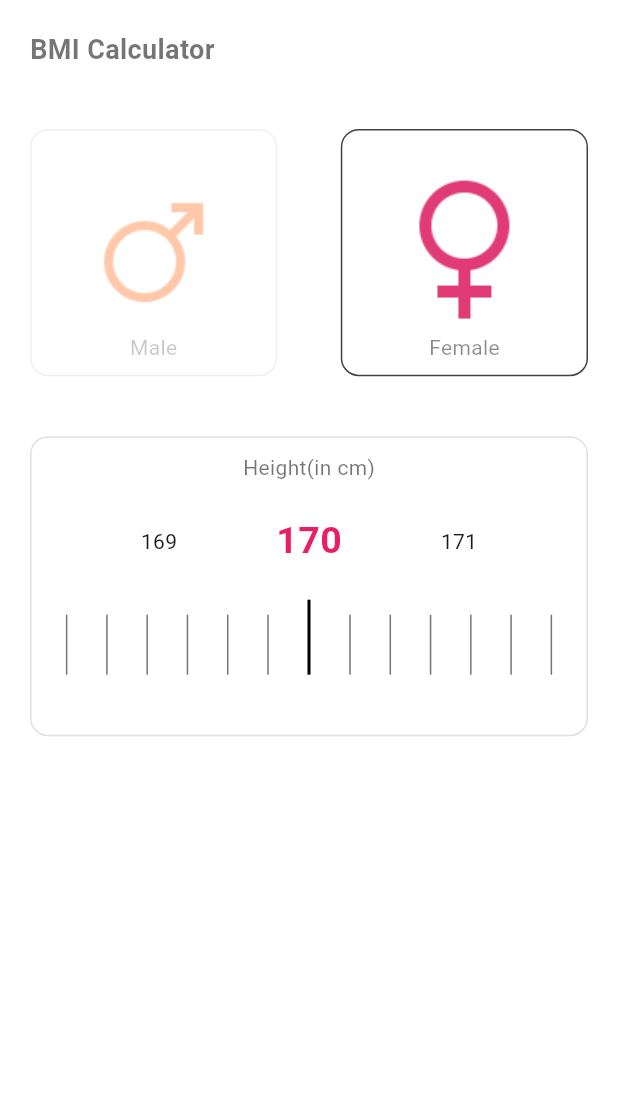
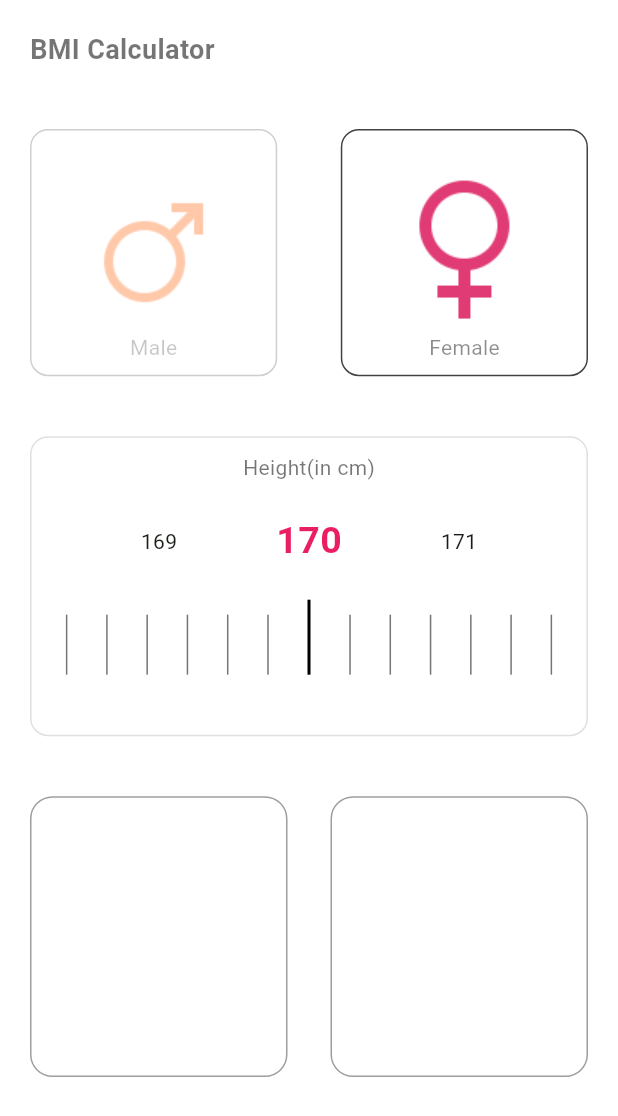
Before and after one commit to mahdadi78/BMI-project, a Flutter app: the screen it shows after launch, on a phone screen of 412 x 824 dp. Shown: the top 1116 px of the screen. Run offline on Flutter 3.47's test engine with Material 3 defaults, Android fonts, the phone set to English and light mode, and no system bars; drawn by our look-alikes of numberpicker.

Commit message:
stable position

```diff
--- /dev/null
+++ b/lib/age_getter.dart
@@ -0,0 +1,19 @@
+import 'package:bmi_flutter_project/constans.dart';
+import 'package:flutter/material.dart';
+
+class AgeGetter extends StatelessWidget {
+  const AgeGetter({
+    super.key,
+  });
+
+  @override
+  Widget build(BuildContext context) {
+    return Container(
+      width: MediaQuery.of(context).size.width / 2.4,
+      height: MediaQuery.of(context).size.width / 2.2,
+      decoration: BoxDecoration(
+          borderRadius: BorderRadius.circular(15),
+          border: Border.all(color: borderColor)),
+    );
+  }
+}
--- /dev/null
+++ b/lib/const_paint.dart
@@ -0,0 +1,42 @@
+import 'package:flutter/material.dart';
+
+Container linePaint() {
+  return Container(
+    margin: const EdgeInsets.only(left: 10, right: 10, bottom: 30),
+    child: Row(
+      crossAxisAlignment: CrossAxisAlignment.end,
+      mainAxisAlignment: MainAxisAlignment.spaceAround,
+      children: [
+        shortestLine(),
+        shortestLine(),
+        shortestLine(),
+        shortestLine(),
+        shortestLine(),
+        shortestLine(),
+        Container(
+          width: 2,
+          height: 50,
+          decoration: const BoxDecoration(
+            color: Colors.black,
+          ),
+        ),
+        shortestLine(),
+        shortestLine(),
+        shortestLine(),
+        shortestLine(),
+        shortestLine(),
+        shortestLine(),
+      ],
+    ),
+  );
+}
+
+Container shortestLine() {
+  return Container(
+    width: 1,
+    height: 40,
+    decoration: const BoxDecoration(
+      color: Colors.black54,
+    ),
+  );
+}
--- a/lib/constans.dart
+++ b/lib/constans.dart
@@ -2,6 +2,7 @@ import 'package:flutter/material.dart';
 
 Color femaleColor = Colors.pink;
 Color maleColor = Colors.orange;
+Color borderColor = Colors.black38;
 double activeOpacity = 1.0;
 double unActiveOpacity = 0.5;
 
--- a/lib/female_button.dart
+++ b/lib/female_button.dart
@@ -21,9 +21,7 @@ class FemaleButton extends StatelessWidget {
                 image: AssetImage('assets/icons/female.png')),
             borderRadius: BorderRadius.circular(12),
             border: Border.all(
-                color: maleIsSelected
-                    ? Colors.grey.shade300
-                    : Colors.grey.shade800)),
+                color: maleIsSelected ? borderColor : Colors.grey.shade800)),
         child: const Padding(
           padding: EdgeInsets.only(bottom: 8),
           child: Text(
--- a/lib/landing_page.dart
+++ b/lib/landing_page.dart
@@ -1,5 +1,8 @@
+import 'package:bmi_flutter_project/age_getter.dart';
 import 'package:bmi_flutter_project/female_button.dart';
 import 'package:bmi_flutter_project/male_button.dart';
+import 'package:bmi_flutter_project/const_paint.dart';
+import 'package:bmi_flutter_project/weight_getter.dart';
 import 'package:flutter/material.dart';
 import 'constans.dart';
 import 'package:numberpicker/numberpicker.dart';
@@ -25,95 +28,18 @@ class _LandingState extends State<Landing> {
             children: [
               _title(),
               _sexualButtons(),
-              _numberPickerBox(context),
+              numberPickerBox(context),
+              //kg and age   selector
+              const Padding(
+                padding: EdgeInsets.only(top: 40),
+                child: Row(
+                  mainAxisAlignment: MainAxisAlignment.spaceBetween,
+                  children: [WeightGetter(), AgeGetter()],
+                ),
+              )
             ],
           ),
         ));
-  }
-
-  Widget _numberPickerBox(BuildContext context) {
-    return Container(
-      width: double.maxFinite,
-      height: 200,
-      decoration: BoxDecoration(
-          borderRadius: BorderRadius.circular(12),
-          border: Border.all(color: Colors.grey.shade300)),
-      child: Padding(
-        padding: const EdgeInsets.symmetric(vertical: 10),
-        child: Column(
-            mainAxisAlignment: MainAxisAlignment.spaceBetween,
-            children: [
-              const Text(
-                'Height(in cm)',
-                style: TextStyle(color: Colors.black54),
-              ),
-
-              //number picker
-              numberPicker(),
-              linePaint()
-            ]),
-      ),
-    );
-  }
-
-  Container linePaint() {
-    return Container(
-      margin: EdgeInsets.only(left: 10, right: 10, bottom: 30),
-      child: Row(
-        crossAxisAlignment: CrossAxisAlignment.end,
-        mainAxisAlignment: MainAxisAlignment.spaceAround,
-        children: [
-          shortestLine(),
-          shortestLine(),
-          shortestLine(),
-          shortestLine(),
-          shortestLine(),
-          shortestLine(),
-          Container(
-            width: 2,
-            height: 50,
-            decoration: BoxDecoration(
-              color: Colors.black,
-            ),
-          ),
-          shortestLine(),
-          shortestLine(),
-          shortestLine(),
-          shortestLine(),
-          shortestLine(),
-          shortestLine(),
-        ],
-      ),
-    );
-  }
-
-  Container shortestLine() {
-    return Container(
-      width: 1,
-      height: 40,
-      decoration: BoxDecoration(
-        color: Colors.black54,
-      ),
-    );
-  }
-
-  Widget numberPicker() {
-    return Expanded(
-      child: NumberPicker(
-        itemCount: 3,
-        selectedTextStyle: TextStyle(
-            color: maleIsSelected ? maleColor : femaleColor,
-            fontSize: 25,
-            fontWeight: FontWeight.w700),
-        axis: Axis.horizontal,
-        value: myHeight,
-        minValue: 100,
-        maxValue: 220,
-        step: 1,
-        haptics: true,
-        onChanged: (value) => setState(() => myHeight = value),
-      ),
-    );
   }
 
   Padding _sexualButtons() {
@@ -152,4 +78,48 @@ class _LandingState extends State<Landing> {
           fontSize: 18, color: Colors.black54, fontWeight: FontWeight.w600),
     );
   }
+
+  Widget numberPickerBox(BuildContext context) {
+    return Container(
+      width: double.maxFinite,
+      height: 200,
+      decoration: BoxDecoration(
+          borderRadius: BorderRadius.circular(12),
+          border: Border.all(color: Colors.grey.shade300)),
+      child: Padding(
+        padding: const EdgeInsets.symmetric(vertical: 10),
+        child: Column(
+            mainAxisAlignment: MainAxisAlignment.spaceBetween,
+            children: [
+              const Text(
+                'Height(in cm)',
+                style: TextStyle(color: Colors.black54),
+              ),
+
+              //number picker
+              numberPicker(),
+              linePaint()
+            ]),
+      ),
+    );
+  }
+
+  Widget numberPicker() {
+    return Expanded(
+      child: NumberPicker(
+        itemCount: 3,
+        selectedTextStyle: TextStyle(
+            color: maleIsSelected ? maleColor : femaleColor,
+            fontSize: 25,
+            fontWeight: FontWeight.w700),
+        axis: Axis.horizontal,
+        value: myHeight,
+        minValue: 100,
+        maxValue: 220,
+        step: 1,
+        haptics: true,
+        onChanged: (value) => setState(() => myHeight = value),
+      ),
+    );
+  }
 }
--- a/lib/male_button.dart
+++ b/lib/male_button.dart
@@ -21,9 +21,7 @@ class MaleButton extends StatelessWidget {
                 image: AssetImage('assets/icons/male.png')),
             borderRadius: BorderRadius.circular(12),
             border: Border.all(
-                color: maleIsSelected
-                    ? Colors.grey.shade800
-                    : Colors.grey.shade300)),
+                color: maleIsSelected ? Colors.grey.shade800 : borderColor)),
         child: const Padding(
           padding: EdgeInsets.only(bottom: 8),
           child: Text(
--- /dev/null
+++ b/lib/weight_getter.dart
@@ -0,0 +1,19 @@
+import 'package:bmi_flutter_project/constans.dart';
+import 'package:flutter/material.dart';
+
+class WeightGetter extends StatelessWidget {
+  const WeightGetter({
+    super.key,
+  });
+
+  @override
+  Widget build(BuildContext context) {
+    return Container(
+      width: MediaQuery.of(context).size.width / 2.4,
+      height: MediaQuery.of(context).size.width / 2.2,
+      decoration: BoxDecoration(
+          borderRadius: BorderRadius.circular(15),
+          border: Border.all(color: borderColor)),
+    );
+  }
+}
```
